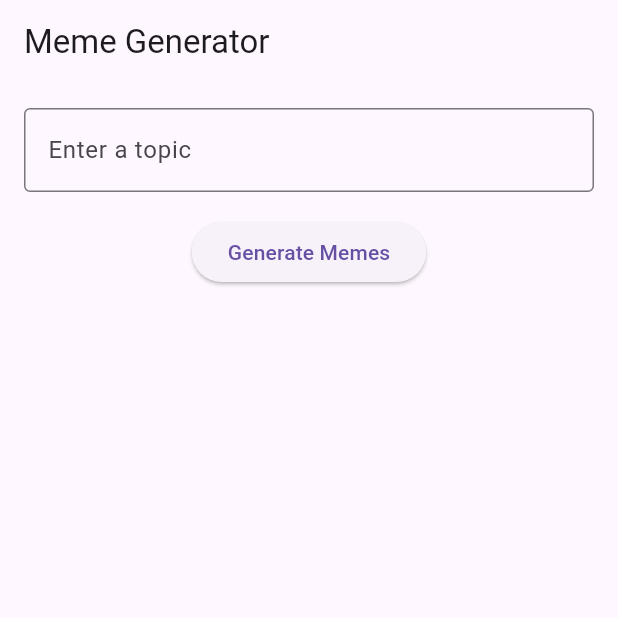
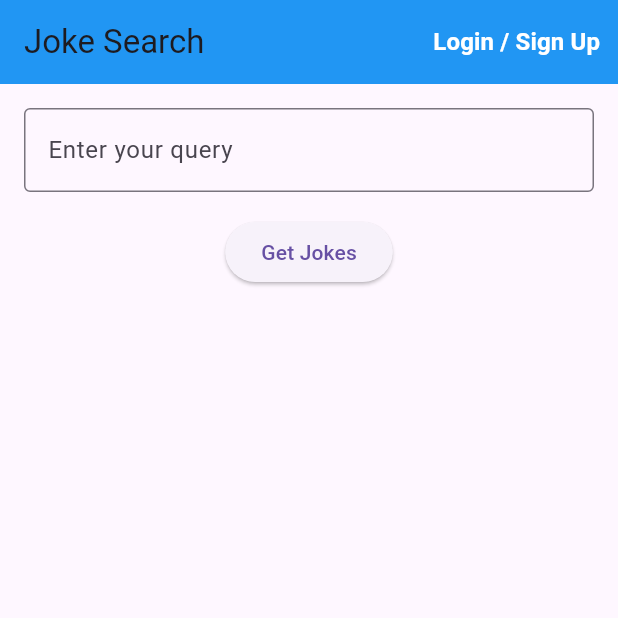
Before and after one commit to kd1308/MemeGen_Frontend, a Flutter app: the screen it shows after launch, on a phone screen of 412 x 824 dp, the top half of it. Run offline on Flutter 3.47's test engine with Material 3 defaults, Android fonts, the phone set to English and light mode, and no system bars; our stand-ins replace firebase_auth, firebase_core; accounts and stored records are empty.

Commit message:
Implemented Sign-in, Sign-up with email authentication

```diff
--- /dev/null
+++ b/lib/joke_search_screen.dart
@@ -0,0 +1,113 @@
+import 'package:flutter/material.dart';
+import 'package:firebase_auth/firebase_auth.dart';
+import 'auth_service.dart';
+import 'sign_in_screen.dart';
+import 'profile_screen.dart';
+
+class JokeSearchScreen extends StatefulWidget {
+  @override
+  _JokeSearchScreenState createState() => _JokeSearchScreenState();
+}
+
+class _JokeSearchScreenState extends State<JokeSearchScreen> {
+  final TextEditingController _controller = TextEditingController();
+  final AuthService _authService = AuthService();
+
+  Future<void> fetchJokes(String query) async {
+    // Replace this with your actual API call logic
+    print("Fetching jokes for query: $query");
+  }
+
+  @override
+  Widget build(BuildContext context) {
+    return Scaffold(
+      appBar: AppBar(
+        title: Text('Joke Search'),
+        backgroundColor: Colors.blue, // Ensure a consistent background color
+        actions: [
+          FirebaseAuth.instance.currentUser == null
+              ? TextButton(
+            onPressed: () {
+              Navigator.push(
+                context,
+                MaterialPageRoute(builder: (context) => SignInScreen()),
+              );
+            },
+            child: Text(
+              'Login / Sign Up',
+              style: TextStyle(
+                color: Colors.white, // Text color for visibility
+                fontSize: 16, // Slightly larger font size
+                fontWeight: FontWeight.bold, // Bold text for emphasis
+              ),
+            ),
+          )
+              : Row(
+            children: [
+              TextButton(
+                onPressed: () async {
+                  await _authService.signOut();
+                  ScaffoldMessenger.of(context).showSnackBar(
+                    SnackBar(content: Text('Logged out successfully')),
+                  );
+                  setState(() {}); // Refresh to show Login/Sign Up button
+                },
+                child: Text(
+                  'Logout',
+                  style: TextStyle(
+                    color: Colors.white, // Text color for visibility
+                    fontSize: 16, // Slightly larger font size
+                    fontWeight: FontWeight.bold, // Bold text for emphasis
+                  ),
+                ),
+              ),
+              SizedBox(width: 8), // Add spacing between buttons
+              GestureDetector(
+                onTap: () {
+                  Navigator.push(
+                    context,
+                    MaterialPageRoute(builder: (context) => ProfileScreen()),
+                  );
+                },
+                child: CircleAvatar(
+                  radius: 18, // Increase the size for better visibility
+                  backgroundColor: Colors.white, // White background for contrast
+                  child: Text(
+                    _authService.getUserInitials(),
+                    style: TextStyle(
+                      color: Colors.blue, // Blue text for contrast
+                      fontSize: 16, // Slightly larger font size
+                      fontWeight: FontWeight.bold, // Bold text for emphasis
+                    ),
+                  ),
+                ),
+              ),
+              SizedBox(width: 12), // Add spacing between the profile icon and the edge
+            ],
+          ),
+        ],
+      ),
+      body: Padding(
+        padding: const EdgeInsets.all(16.0),
+        child: Column(
+          children: [
+            TextField(
+              controller: _controller,
+              decoration: InputDecoration(
+                labelText: 'Enter your query',
+                border: OutlineInputBorder(),
+              ),
+            ),
+            SizedBox(height: 16),
+            ElevatedButton(
+              onPressed: () {
+                fetchJokes(_controller.text);
+              },
+              child: Text('Get Jokes'),
+            ),
+          ],
+        ),
+      ),
+    );
+  }
+}
--- a/lib/main.dart
+++ b/lib/main.dart
@@ -1,9 +1,21 @@
 import 'package:flutter/material.dart';
-import 'package:http/http.dart' as http;
-import 'dart:convert';
+import 'package:firebase_core/firebase_core.dart';
+import 'firebase_options.dart';
+import 'joke_search_screen.dart';
 
-void main() {
+void main() async {
+  WidgetsFlutterBinding.ensureInitialized();
+  await initializeFirebase();
   runApp(MemeApp());
+}
+
+Future<void> initializeFirebase() async {
+  // Check if Firebase has already been initialized
+  if (Firebase.apps.isEmpty) {
+    await Firebase.initializeApp(
+      options: DefaultFirebaseOptions.currentPlatform,
+    );
+  }
 }
 
 class MemeApp extends StatelessWidget {
@@ -11,86 +23,8 @@ class MemeApp extends StatelessWidget {
   Widget build(BuildContext context) {
     return MaterialApp(
       title: 'Meme Generator',
-      theme: ThemeData(
-        primarySwatch: Colors.blue,
-      ),
-      home: MemeGeneratorPage(),
+      theme: ThemeData(primarySwatch: Colors.blue),
+      home: JokeSearchScreen(),
     );
   }
 }
-
-class MemeGeneratorPage extends StatefulWidget {
-  @override
-  _MemeGeneratorPageState createState() => _MemeGeneratorPageState();
-}
-
-class _MemeGeneratorPageState extends State<MemeGeneratorPage> {
-  final TextEditingController _controller = TextEditingController();
-  List<dynamic> _memes = [];
-
-  Future<void> _generateMemes(String topic) async {
-    final response = await http.get(
-      Uri.parse('http://127.0.0.1:8000/api/generate_memes/?input_text=$topic'),
-    );
-
-    if (response.statusCode == 200) {
-      final data = jsonDecode(response.body);
-      setState(() {
-        _memes = data;
-      });
-    } else {
-      throw Exception('Failed to load memes');
-    }
-  }
-
-  @override
-  Widget build(BuildContext context) {
-    return Scaffold(
-      appBar: AppBar(
-        title: Text('Meme Generator'),
-      ),
-      body: Padding(
-        padding: const EdgeInsets.all(16.0),
-        child: Column(
-          children: [
-            TextField(
-              controller: _controller,
-              decoration: InputDecoration(
-                labelText: 'Enter a topic',
-                border: OutlineInputBorder(),
-              ),
-            ),
-            SizedBox(height: 16),
-            ElevatedButton(
-              onPressed: () {
-                if (_controller.text.isNotEmpty) {
-                  _generateMemes(_controller.text);
-                }
-              },
-              child: Text('Generate Memes'),
-            ),
-            Expanded(
-              child: ListView.builder(
-                itemCount: _memes.length,
-                itemBuilder: (context, index) {
-                  final meme = _memes[index];
-                  return Card(
-                    child: Column(
-                      children: [
-                        Image.network(meme['template']),
-                        Padding(
-                          padding: const EdgeInsets.all(8.0),
-                          child: Text(meme['keywords']),
-                        ),
-                      ],
-                    ),
-                  );
-                },
-              ),
-            ),
-          ],
-        ),
-      ),
-    );
-  }
-}
```
Also changed, not shown: lib/auth_service.dart (added, +59 -0 lines), lib/profile_screen.dart (added, +49 -0 lines), lib/sign_in_screen.dart (added, +112 -0 lines), lib/sign_up_screen.dart (added, +66 -0 lines), lib/firebase_options.dart, 5 other files.
